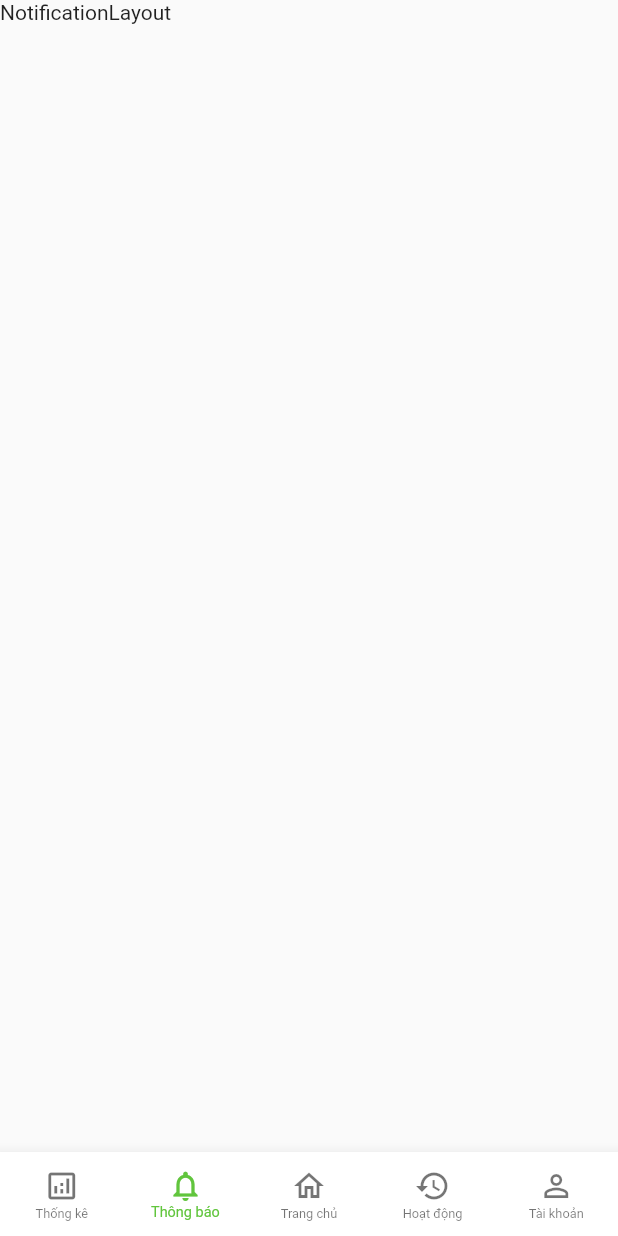
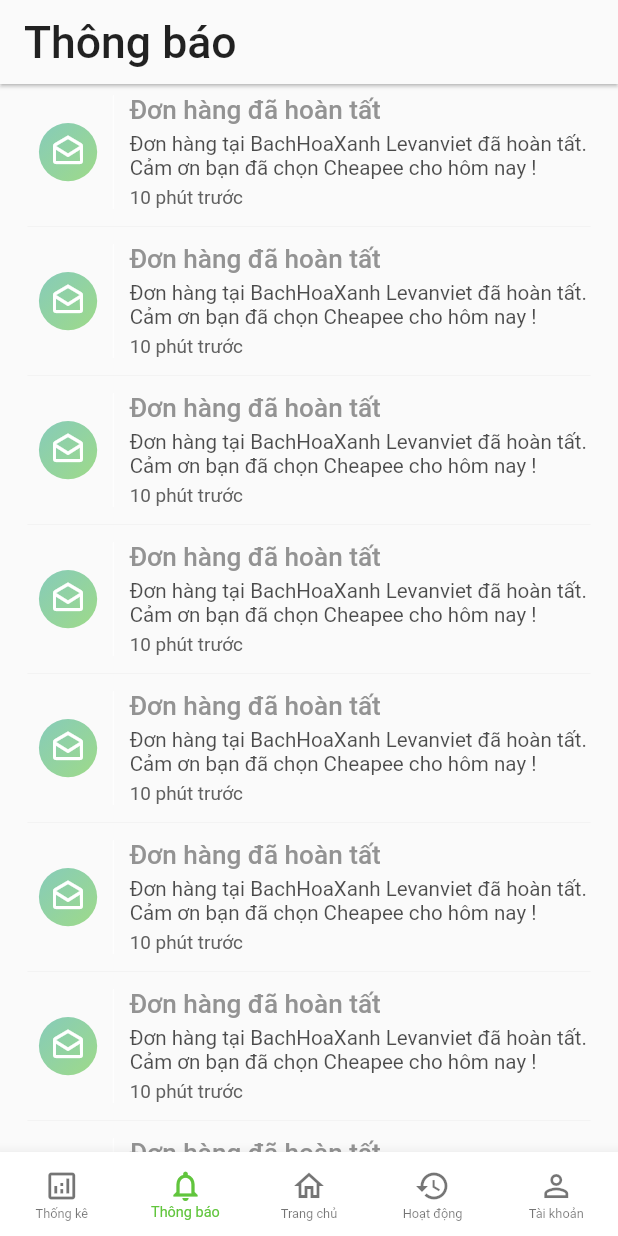
Before and after one commit to Baoth99/SCSS.Mobile.Collector, a Flutter app: the screen it shows after launch, item 2 of the bottom bar chosen, on a phone screen of 412 x 824 dp. Run offline on Flutter 3.47's test engine with Material 2 defaults, Android fonts, the phone set to English and light mode, and no system bars; our stand-ins replace equatable, firebase_core, firebase_messaging, flutter_bloc, flutter_dotenv, flutter_local_notifications and 3 more; missing offline and left inert: mapbox_gl; accounts and stored records are empty; network calls fail.

Commit message:
[Mobile][UIC-21][SCSS-48] Add Notification UI

```diff
--- a/lib/blocs/states/main_state.dart
+++ b/lib/blocs/states/main_state.dart
@@ -1,7 +1,7 @@
 part of '../main_bloc.dart';
 
 class MainState extends Equatable {
-  const MainState({this.screenIndex = 0});
+  const MainState({this.screenIndex = 2});
 
   final int screenIndex;
 
--- a/lib/ui/layouts/notification_layout.dart
+++ b/lib/ui/layouts/notification_layout.dart
@@ -1,4 +1,9 @@
+import 'package:collector_app/constants/constants.dart';
+import 'package:collector_app/ui/widgets/common_margin_container.dart';
+import 'package:collector_app/ui/widgets/common_scaffold_title.dart';
+import 'package:collector_app/ui/widgets/custom_text_widget.dart';
 import 'package:flutter/material.dart';
+import 'package:flutter_screenutil/flutter_screenutil.dart';
 
 class NotificationLayout extends StatelessWidget {
   const NotificationLayout({Key? key}) : super(key: key);
@@ -6,7 +11,128 @@
   @override
   Widget build(BuildContext context) {
     return Scaffold(
-      body: Text('NotificationLayout'),
+      // backgroundColor: AppColors.white,
+      appBar: AppBar(
+        title: const CommonScaffoldTitle('Thông báo'),
+        backgroundColor: Theme.of(context).scaffoldBackgroundColor,
+        elevation: 1,
+      ),
+      body: const CommonMarginContainer(
+        child: NotificationBody(),
+      ),
     );
   }
 }
+
+class NotificationBody extends StatelessWidget {
+  const NotificationBody({Key? key}) : super(key: key);
+
+  @override
+  Widget build(BuildContext context) {
+    return ListView.separated(
+      padding: EdgeInsets.only(
+          top: 20.h,
+          bottom: kFloatingActionButtonMargin + 150.h),
+        itemBuilder: (context, index) => NotificationElement(
+            true,
+            'Đơn hàng đã hoàn tất',
+            'Đơn hàng tại BachHoaXanh Levanviet đã hoàn tất. Cảm ơn bạn đã chọn Cheapee cho hôm nay !',
+            '10 phút trước'),
+        separatorBuilder: (context, index) => _divider(),
+        itemCount: 11,);
+  }
+
+  Widget _divider() {
+    return Container(
+      margin: EdgeInsets.symmetric(
+        vertical: 10.h,
+      ),
+      child: Divider(
+        thickness: 1.h,
+        color: AppColors.greyFFEEEEEE,
+      ),
+    );
+  }
+}
+
+class NotificationElement extends StatelessWidget {
+  const NotificationElement(
+      this.isRead,
+      this.title,
+      this.content,
+      this.time, {
+        Key? key,
+      }) : super(key: key);
+
+  final bool isRead;
+  final String title;
+  final String content;
+  final String time;
+
+  @override
+  Widget build(BuildContext context) {
+    return IntrinsicHeight(
+      child: Row(
+        children: [
+          Container(
+            margin: EdgeInsets.only(left: 20.w),
+            padding: EdgeInsets.all(20.sp),
+            decoration: BoxDecoration(
+              // color: AppColors.greenFF61C53D.withOpacity(0.9),
+              borderRadius: BorderRadius.circular(30.0),
+              gradient: LinearGradient(
+                begin: Alignment.topLeft,
+                end: Alignment.bottomRight, // 10% of the width, so there are ten blinds.
+                colors: <Color>[
+                  isRead ? AppColors.greenFF39AC8F.withOpacity(0.6) : AppColors.greenFF39AC8F.withOpacity(0.9),
+                  isRead ? AppColors.greenFF61C53D.withOpacity(0.6) : AppColors.greenFF61C53D.withOpacity(0.9),
+                ], // red to yellow
+              ),
+            ),
+            child: Icon(
+              isRead ? Icons.drafts_outlined : Icons.mail_outline_outlined,
+              color: AppColors.white
+              // isRead ? AppColors.greyFF939393 : AppColors.black,
+            ),
+          ),
+          Container(
+            child: const VerticalDivider(color: Colors.white, width: 14),
+            margin: EdgeInsets.symmetric(
+              horizontal: 10.w,
+            ),
+          ),
+          Expanded(
+            child: Column(
+              crossAxisAlignment: CrossAxisAlignment.start,
+              children: [
+                CustomText(
+                  text: title,
+                  fontSize: 47.sp,
+                  color: isRead ? AppColors.greyFF939393 : AppColors.black,
+                  fontWeight: isRead ? FontWeight.w500 : FontWeight.w600,
+                ),
+                Container(
+                  margin: EdgeInsets.symmetric(
+                    vertical: 12.h,
+                  ),
+                  child: CustomText(
+                    text: content,
+                    fontWeight: isRead ? FontWeight.w400 : FontWeight.w400,
+                    color: isRead ? AppColors.black.withOpacity(0.7) : AppColors.black,
+                    fontSize: 37.sp,
+                  ),
+                ),
+                CustomText(
+                  text: time,
+                  fontSize: 34.sp,
+                  fontWeight: FontWeight.w400,
+                  color: Colors.grey[700],
+                ),
+              ],
+            ),
+          ),
+        ],
+      ),
+    );
+  }
+}
--- /dev/null
+++ b/lib/ui/widgets/common_margin_container.dart
@@ -0,0 +1,18 @@
+import 'package:collector_app/constants/constants.dart';
+import 'package:flutter/cupertino.dart';
+import 'package:flutter_screenutil/flutter_screenutil.dart';
+
+class CommonMarginContainer extends StatelessWidget {
+  const CommonMarginContainer({Key? key, this.child}) : super(key: key);
+  final Widget? child;
+
+  @override
+  Widget build(BuildContext context) {
+    return Container(
+      margin: EdgeInsets.symmetric(
+        horizontal: AppConstants.horizontalScaffoldMargin.w,
+      ),
+      child: child,
+    );
+  }
+}
--- /dev/null
+++ b/lib/ui/widgets/common_scaffold_title.dart
@@ -0,0 +1,17 @@
+import 'package:collector_app/ui/widgets/custom_text_widget.dart';
+import 'package:flutter/material.dart';
+import 'package:flutter_screenutil/flutter_screenutil.dart';
+
+class CommonScaffoldTitle extends StatelessWidget {
+  const CommonScaffoldTitle(this.title, {Key? key}) : super(key: key);
+  final String title;
+
+  @override
+  Widget build(BuildContext context) {
+    return CustomText(
+      text: title,
+      fontSize: 80.sp,
+      color: Colors.black87,
+    );
+  }
+}
```
